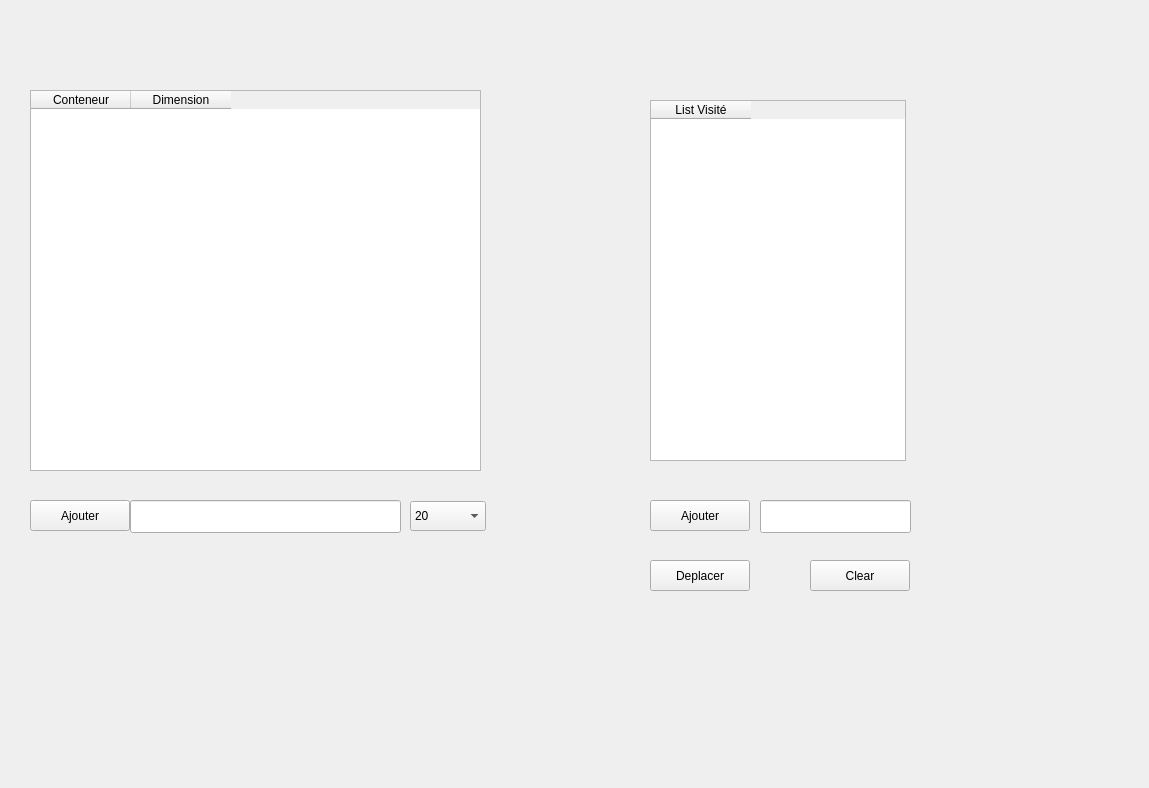
The window that mains.ui (b4walid/ism) describes before a commit, drawn with Qt 5.
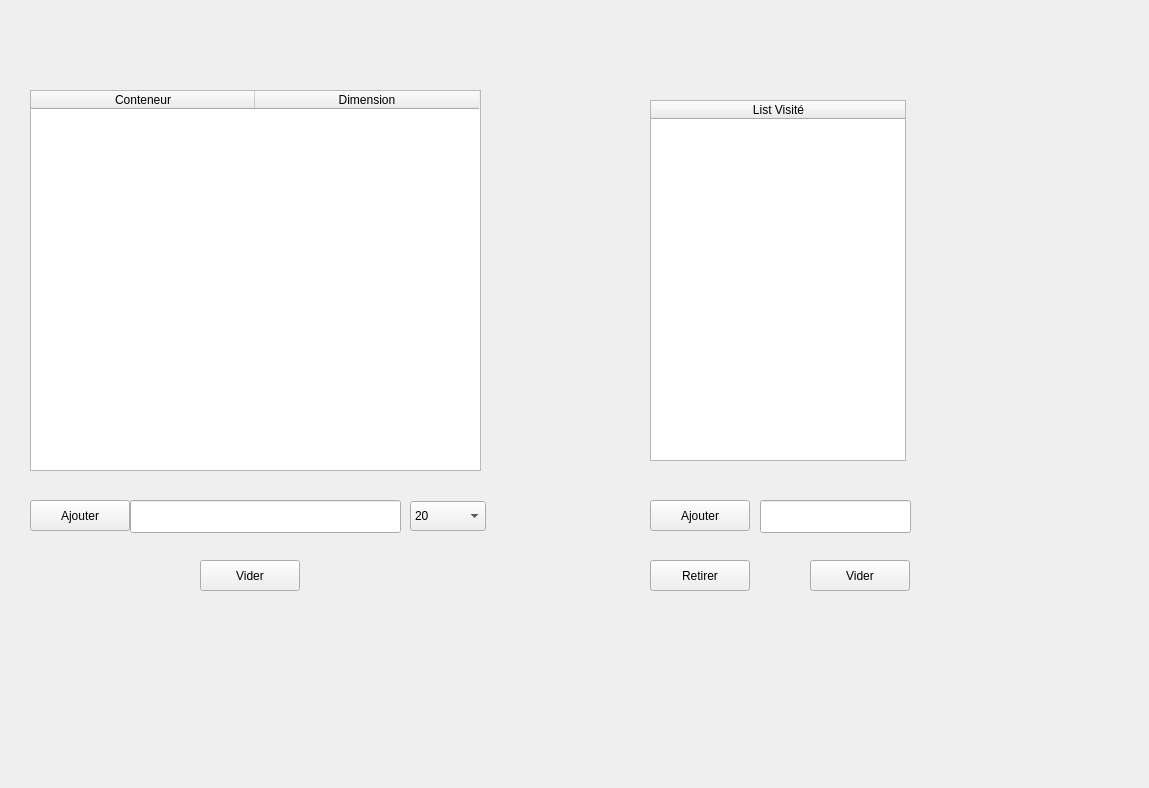
The same window after the commit.

```diff
--- a/mains.ui
+++ b/mains.ui
@@ -94,7 +94,7 @@
     </rect>
    </property>
    <property name="text">
-    <string>Deplacer</string>
+    <string>Retirer</string>
    </property>
   </widget>
   <widget class="QTableWidget" name="tableWidget">
@@ -106,6 +106,9 @@
      <height>381</height>
     </rect>
    </property>
+   <attribute name="horizontalHeaderDefaultSectionSize">
+    <number>224</number>
+   </attribute>
    <column>
     <property name="text">
      <string>Conteneur</string>
@@ -126,6 +129,9 @@
      <height>361</height>
     </rect>
    </property>
+   <attribute name="horizontalHeaderDefaultSectionSize">
+    <number>255</number>
+   </attribute>
    <column>
     <property name="text">
      <string>List Visité</string>
@@ -142,7 +148,20 @@
     </rect>
    </property>
    <property name="text">
-    <string>Clear</string>
+    <string>Vider</string>
+   </property>
+  </widget>
+  <widget class="QPushButton" name="pushButton_5">
+   <property name="geometry">
+    <rect>
+     <x>200</x>
+     <y>560</y>
+     <width>100</width>
+     <height>31</height>
+    </rect>
+   </property>
+   <property name="text">
+    <string>Vider</string>
    </property>
   </widget>
  </widget>
```
Left out of the diff: 7 changed lines with no effect on the pictures.
